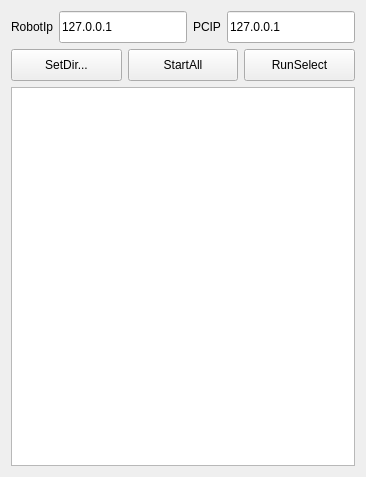
Qt form app/src/MainWindowUi.ui (vipflowersun/RSScriptManager) before a commit.
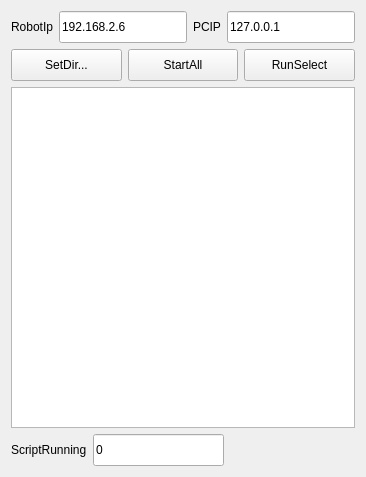
The same form after that commit.

```diff
--- a/app/src/MainWindowUi.ui
+++ b/app/src/MainWindowUi.ui
@@ -59,7 +59,7 @@
         </size>
        </property>
        <property name="text">
-        <string>127.0.0.1</string>
+        <string>192.168.2.6</string>
        </property>
       </widget>
      </item>
@@ -155,6 +155,49 @@
    <item>
     <widget class="QListWidget" name="listScript"/>
    </item>
+   <item>
+    <layout class="QHBoxLayout" name="horizontalLayout_3">
+     <item>
+      <widget class="QLabel" name="label_4">
+       <property name="text">
+        <string>ScriptRunning</string>
+       </property>
+      </widget>
+     </item>
+     <item>
+      <widget class="QLineEdit" name="editScriptRunning">
+       <property name="minimumSize">
+        <size>
+         <width>0</width>
+         <height>32</height>
+        </size>
+       </property>
+       <property name="maximumSize">
+        <size>
+         <width>16777215</width>
+         <height>32</height>
+        </size>
+       </property>
+       <property name="text">
+        <string>0</string>
+       </property>
+      </widget>
+     </item>
+     <item>
+      <spacer name="horizontalSpacer">
+       <property name="orientation">
+        <enum>Qt::Horizontal</enum>
+       </property>
+       <property name="sizeHint" stdset="0">
+        <size>
+         <width>40</width>
+         <height>20</height>
+        </size>
+       </property>
+      </spacer>
+     </item>
+    </layout>
+   </item>
   </layout>
  </widget>
  <resources/>
```
